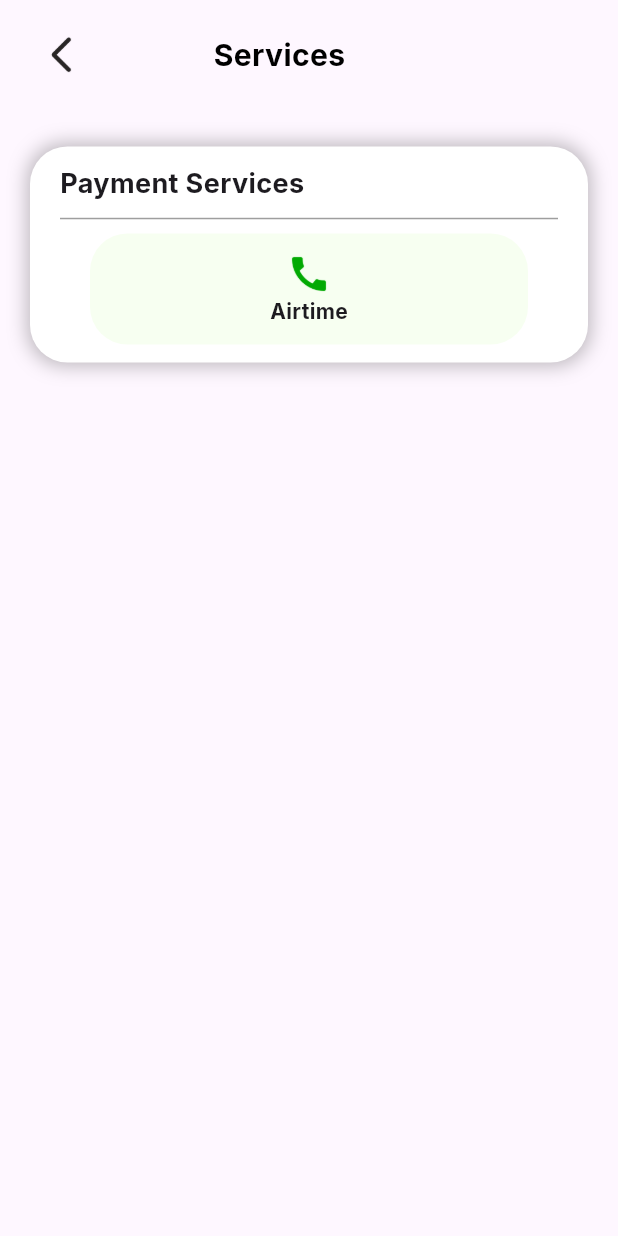
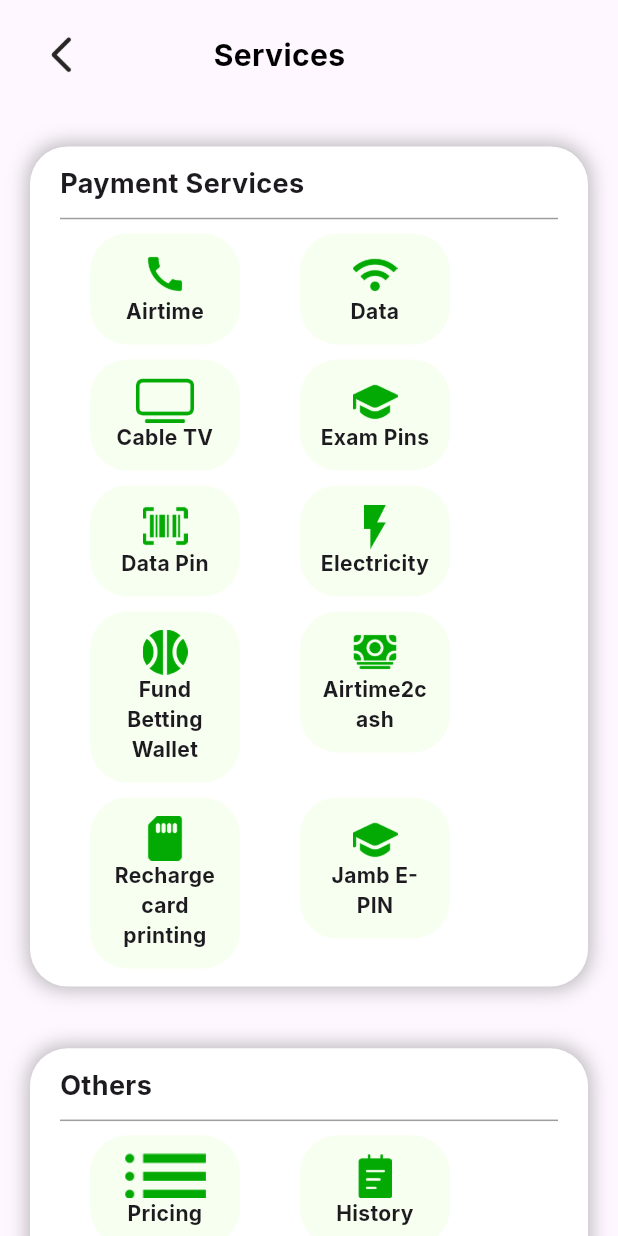
Before and after one commit to sarmiephoenix0x/Bills-Plug, a Flutter app: the ServicePage screen opened directly, on a phone screen of 412 x 824 dp. Run offline on Flutter 3.47's test engine with Material 3 defaults, Android fonts, the phone set to English and light mode, and no system bars; our stand-ins replace carousel_slider, local_auth.

Commit message:
Made Changes (28/10/2024)

```diff
--- a/lib/service_page.dart
+++ b/lib/service_page.dart
@@ -19,7 +19,9 @@ class _ServicePageState extends State<ServicePage>
           body: SafeArea(
             child: Align(
               alignment: Alignment.topCenter,
-              child: Stack(
+              child: ListView(
+                children: [
+                  Stack(
                     alignment: Alignment.center,
                     children: [
                       SizedBox(
@@ -30,9 +32,11 @@ class _ServicePageState extends State<ServicePage>
                           crossAxisAlignment: CrossAxisAlignment.center,
                           children: [
                             SizedBox(
-                            height: MediaQuery.of(context).size.height * 0.02),
+                                height:
+                                    MediaQuery.of(context).size.height * 0.02),
                             Padding(
-                          padding: const EdgeInsets.symmetric(horizontal: 20.0),
+                              padding:
+                                  const EdgeInsets.symmetric(horizontal: 20.0),
                               child: Row(
                                 children: [
                                   InkWell(
@@ -45,8 +49,8 @@ class _ServicePageState extends State<ServicePage>
                                     ),
                                   ),
                                   SizedBox(
-                                  width:
-                                      MediaQuery.of(context).size.width * 0.2),
+                                      width: MediaQuery.of(context).size.width *
+                                          0.2),
                                   const Text(
                                     'Services',
                                     style: TextStyle(
@@ -61,9 +65,11 @@ class _ServicePageState extends State<ServicePage>
                               ),
                             ),
                             SizedBox(
-                            height: MediaQuery.of(context).size.height * 0.05),
+                                height:
+                                    MediaQuery.of(context).size.height * 0.05),
                             Padding(
-                          padding: const EdgeInsets.symmetric(horizontal: 20.0),
+                              padding:
+                                  const EdgeInsets.symmetric(horizontal: 20.0),
                               child: Container(
                                 width: MediaQuery.of(context).size.width,
                                 padding: const EdgeInsets.symmetric(
@@ -100,13 +106,96 @@ class _ServicePageState extends State<ServicePage>
                                         height: 20,
                                       ),
                                     ),
-                                services('images/Airtime.png', 'Airtime'),
+                                    Wrap(
+                                      runSpacing: 10.0,
+                                      children: [
+                                        services(
+                                            'images/Airtime.png', 'Airtime'),
+                                        services('images/Data.png', 'Data'),
+                                        services(
+                                            'images/CableTV.png', 'Cable TV'),
+                                        services(
+                                            'images/ExamPins.png', 'Exam Pins'),
+                                        services(
+                                            'images/DataPins.png', 'Data Pin'),
+                                        services('images/Electricity.png',
+                                            'Electricity'),
+                                        services('images/Betting.png',
+                                            'Fund Betting Wallet'),
+                                        services('images/Airtime2Cash.png',
+                                            'Airtime2cash'),
+                                        services(
+                                            'images/RechargeCardPrinting.png',
+                                            'Recharge card printing'),
+                                        services('images/ExamPins.png',
+                                            'Jamb E-PIN'),
+                                      ],
+                                    ),
+                                  ],
+                                ),
+                              ),
+                            ),
+                            SizedBox(
+                                height:
+                                    MediaQuery.of(context).size.height * 0.05),
+                            Padding(
+                              padding:
+                                  const EdgeInsets.symmetric(horizontal: 20.0),
+                              child: Container(
+                                width: MediaQuery.of(context).size.width,
+                                padding: const EdgeInsets.symmetric(
+                                    vertical: 12.0, horizontal: 20.0),
+                                decoration: const BoxDecoration(
+                                  color: Colors.white,
+                                  borderRadius: BorderRadius.all(
+                                    Radius.circular(25.0),
+                                  ),
+                                  boxShadow: [
+                                    BoxShadow(
+                                      color: Colors.black26,
+                                      spreadRadius: 2,
+                                      blurRadius: 10,
+                                    ),
+                                  ],
+                                ),
+                                child: Column(
+                                  crossAxisAlignment: CrossAxisAlignment.start,
+                                  children: [
+                                    const Text(
+                                      "Others",
+                                      overflow: TextOverflow.ellipsis,
+                                      style: TextStyle(
+                                        fontFamily: 'Inter',
+                                        fontWeight: FontWeight.bold,
+                                        fontSize: 18.0,
+                                      ),
+                                    ),
+                                    SizedBox(
+                                      width: MediaQuery.of(context).size.width,
+                                      child: const Divider(
+                                        color: Colors.grey,
+                                        height: 20,
+                                      ),
+                                    ),
+                                    Wrap(
+                                      runSpacing: 10.0,
+                                      children: [
+                                        services(
+                                            'images/Pricing.png', 'Pricing'),
+                                        services(
+                                            'images/History.png', 'History'),
+                                        services('images/Notification.png',
+                                            'Notification'),
+                                      ],
+                                    ),
                                   ],
                                 ),
                               ),
                             ),
                           ],
                         ),
+                      ),
+                    ],
                   ),
                 ],
               ),
@@ -121,7 +210,7 @@ class _ServicePageState extends State<ServicePage>
     return Padding(
       padding: const EdgeInsets.symmetric(horizontal: 20.0),
       child: Container(
-        width: MediaQuery.of(context).size.width,
+        width: 100,
         padding: const EdgeInsets.symmetric(vertical: 12.0, horizontal: 12.0),
         decoration: const BoxDecoration(
           color: Color(0xFFF7FFF1),
@@ -138,6 +227,7 @@ class _ServicePageState extends State<ServicePage>
             SizedBox(width: MediaQuery.of(context).size.width * 0.03),
             Text(
               content,
+              textAlign: TextAlign.center,
               style: const TextStyle(
                 fontFamily: 'Inter',
                 fontWeight: FontWeight.bold,
```
Also changed, not shown: pubspec.yaml (+17 -0 lines), images/9MobileImg.png (added), images/AEDC.png (added), images/AdImg2.png (added), images/AirtelImg.png (added), images/ChatProfileImg.png (added), images/Download.png (added), images/GloImg.png (added), images/Info.png (added), images/JAMB.png (added), images/MTNImg2.png (added), images/NECO.png (added), images/NairaAndPhoneImg.png (added), images/SellAirtimeBG.png (added), 4 more files. Lines whose indentation alone changed are shown as unchanged.
